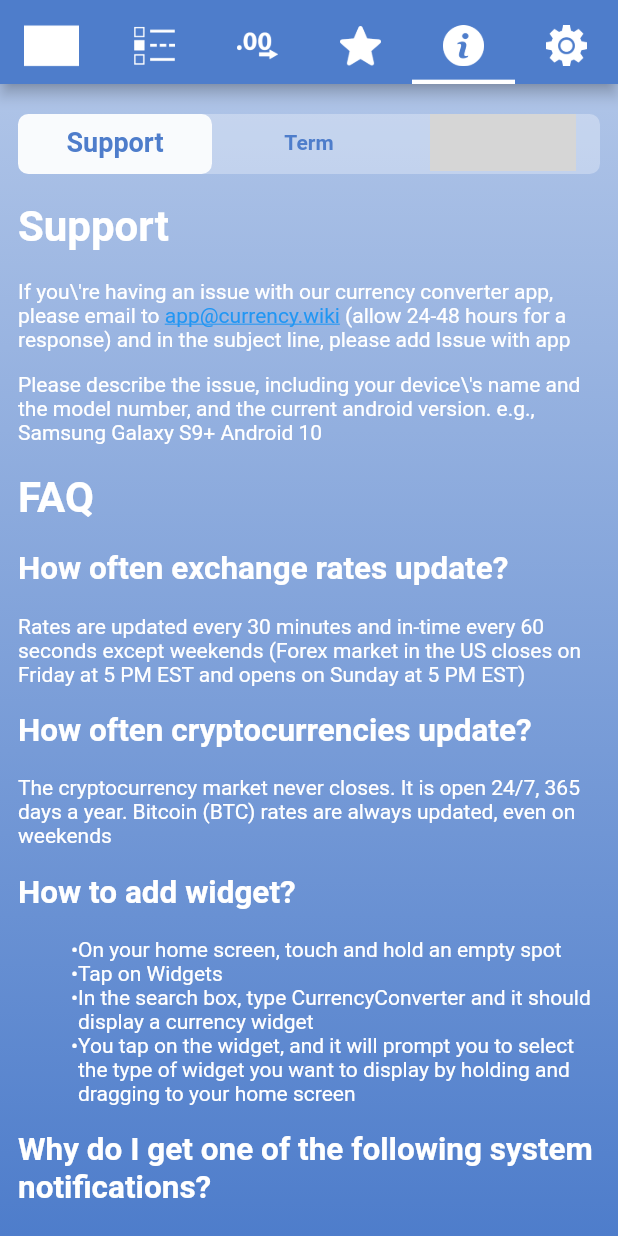
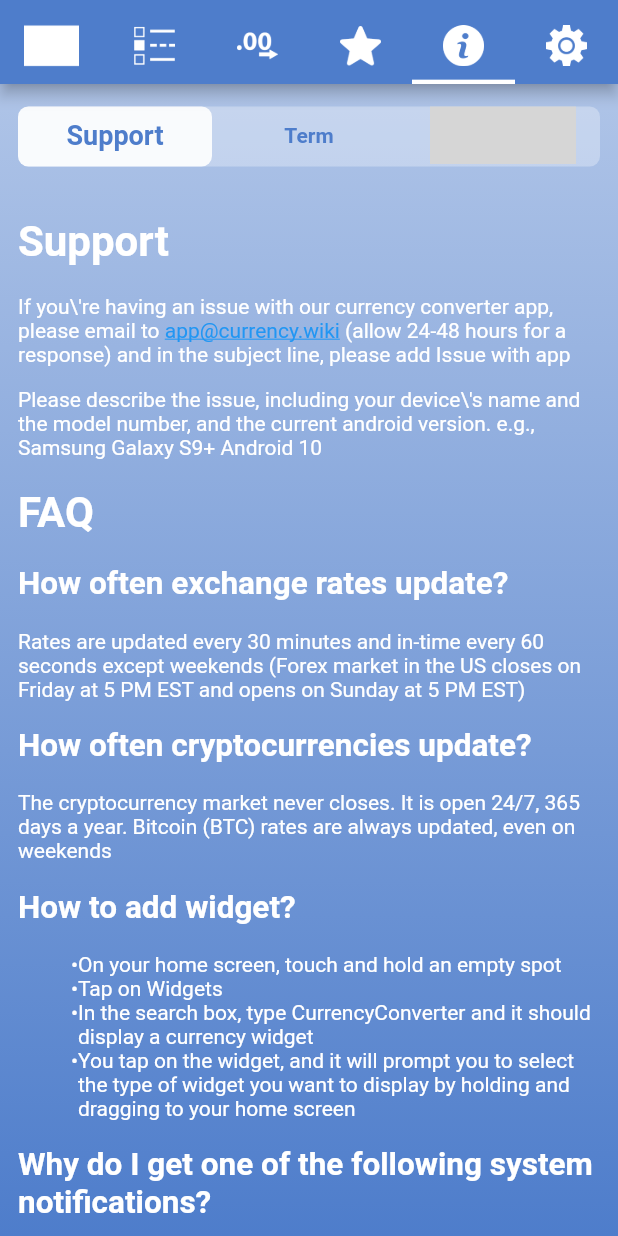
Before and after one commit to Officialchandan/currency_converter, a Flutter app: the screen it shows after launch, tab 5 chosen, on a phone screen of 412 x 824 dp. Run offline on Flutter 3.47's test engine with Material 2 defaults, Android fonts, the phone set to English and light mode, and no system bars; drawn by our look-alikes of flutter_widget_from_html_core; our stand-ins replace currency_text_input_formatter, dio, easy_localization, flutter_colorpicker, google_fonts, math_expressions and 4 more; missing offline and left inert: auto_size_text_field, auto_size_text_pk, dart:ffi; accounts and stored records are empty; network calls fail; project files that could hold a hidden picture were left out; grey boxes are pictures that could not be loaded.

Commit message:
All done 0.2

```diff
--- a/lib/pages/home/home_page.dart
+++ b/lib/pages/home/home_page.dart
@@ -147,7 +147,7 @@ class _MyTabBarWidgetState extends State<MyTabBarWidget>
           controller: _tabController,
           children: [
             TapHome(),
-            const SecondScreen(),
+            SecondScreen(),
             const DecimalScreens(),
             const InkWell(),
             const TeramAndCondition(),
--- a/lib/pages/home/home_tab.dart
+++ b/lib/pages/home/home_tab.dart
@@ -74,15 +74,16 @@ class _TapHomeState extends State<TapHome> {
       systemNavigationBarColor: MyColors.colorPrimary, // navigation bar color
       statusBarColor: MyColors.colorPrimary, // status bar color
     ));
-    setState(() {
 
-    });
     _isContainerVisible = false;
     _isContainerVisibleTwo = false;
     // Insert();
     getCurrencyCode();
 
     super.initState();
+      setState(() {
+
+    });
   }
 
   getCurrencyCode() async {
--- a/lib/pages/second_screen.dart
+++ b/lib/pages/second_screen.dart
@@ -17,7 +17,7 @@ import 'package:share/share.dart';
 import 'add_currency_screen.dart';
 
 class SecondScreen extends StatefulWidget {
-  const SecondScreen({Key? key}) : super(key: key);
+  SecondScreen({Key? key}) : super(key: key);
 
   @override
   _SecondScreenState createState() => _SecondScreenState();
@@ -72,6 +72,7 @@ class _SecondScreenState extends State<SecondScreen> {
   @override
   void didChangeDependencies() {
     debugPrint("didChangeDependencies -> home tab ");
+
     super.didChangeDependencies();
   }
 
--- a/lib/tramandconditions/privacy_policy.dart
+++ b/lib/tramandconditions/privacy_policy.dart
@@ -21,7 +21,7 @@ class _PrivacyPolicyPageState extends State<PrivacyPolicyPage> {
     return Scaffold(
       backgroundColor: Colors.transparent,
       body: SingleChildScrollView(
-          padding: const EdgeInsets.only(left: 20, top: 20, right: 20),
+          padding: const EdgeInsets.only(left: 20, top: 15, right: 20),
           child: Column(
             crossAxisAlignment: CrossAxisAlignment.start,
             children: [
--- a/lib/tramandconditions/support_page.dart
+++ b/lib/tramandconditions/support_page.dart
@@ -20,7 +20,14 @@ class _SupportPageState extends State<SupportPage> {
   Widget build(BuildContext context) {
     return Scaffold(
       backgroundColor: Colors.transparent,
-      body: SingleChildScrollView(child: HtmlWidget("html_support".tr().toString(),textStyle: TextStyle(color: MyColors.textColor),)),
+      body: SingleChildScrollView(
+          child: Container(
+        margin: const EdgeInsets.only(top: 15),
+        child: HtmlWidget(
+          "html_support".tr().toString(),
+          textStyle: TextStyle(color: MyColors.textColor),
+        ),
+      )),
     );
   }
 }
--- a/lib/tramandconditions/teram_and_condition.dart
+++ b/lib/tramandconditions/teram_and_condition.dart
@@ -35,7 +35,7 @@ class _TeramAndConditionState extends State<TeramAndCondition>
     return Scaffold(
       backgroundColor: Colors.transparent,
       body: Padding(
-        padding: const EdgeInsets.fromLTRB(12, 20, 12, 12),
+        padding: const EdgeInsets.fromLTRB(12, 15, 12, 12),
         child: Column(
           children: [
             Container(
@@ -86,7 +86,8 @@ class _TeramAndConditionState extends State<TeramAndCondition>
                     child: AutoSizeText(
                       "privacy".tr().toString(),
                       maxLines: 1,
-                      style: TextStyle( fontSize: MyColors.fontsmall
+                      style: TextStyle(
+                        fontSize: MyColors.fontsmall
                             ? (MyColors.textSize - 16) * (-1)
                             : MyColors.fontlarge
                                 ? (MyColors.textSize + 16)
--- a/lib/tramandconditions/terms_page.dart
+++ b/lib/tramandconditions/terms_page.dart
@@ -21,7 +21,11 @@ class _TermsPageState extends State<TermsPage> {
   Widget build(BuildContext context) {
     return Scaffold(
       backgroundColor: Colors.transparent,
-      body: SingleChildScrollView(child: HtmlWidget("html_terms".tr().toString(),textStyle:TextStyle(color: MyColors.textColor))),
+      body: SingleChildScrollView(
+          child: Container(
+              margin: const EdgeInsets.only(top: 15),
+              child: HtmlWidget("html_terms".tr().toString(),
+                  textStyle: TextStyle(color: MyColors.textColor)))),
     );
   }
 
```
Lines whose indentation alone changed are shown as unchanged.
